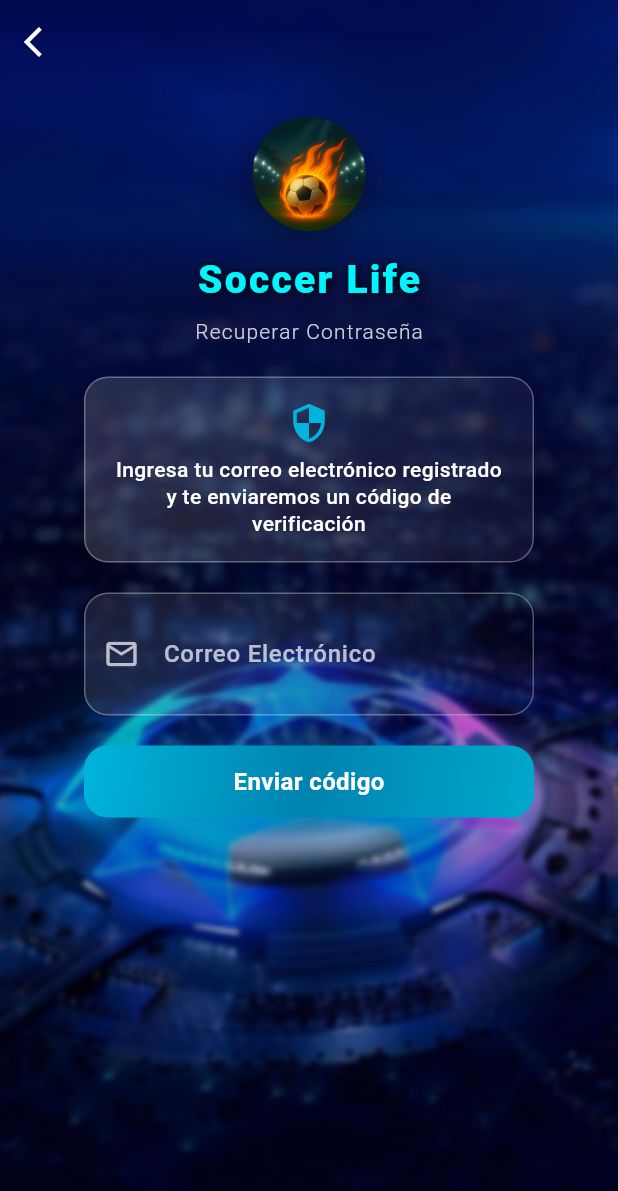
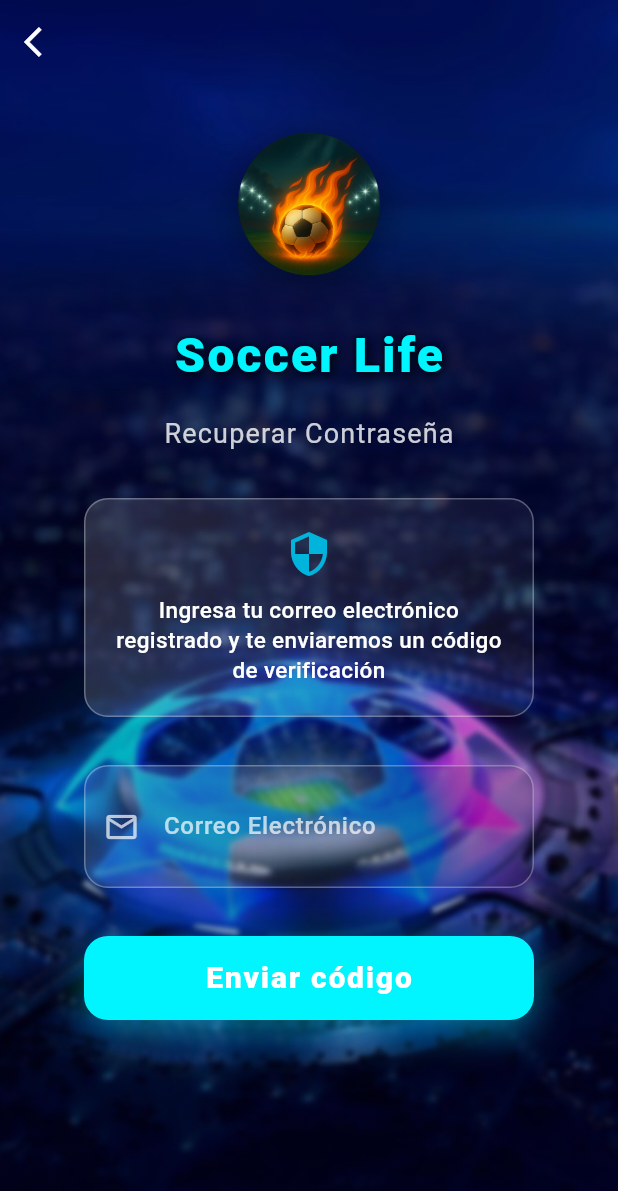
Before and after one commit to DaniielJr10/soccerlife, a Flutter app: the RecuperarPasswordPage screen opened directly, on a phone screen of 412 x 824 dp. Shown: the top 1191 px of the screen. Run offline on Flutter 3.47's test engine with Material 3 defaults, Android fonts, the phone set to English and light mode, and no system bars.

Commit message:
hasta aqui todo muy bien excelente

```diff
--- a/lib/login/recuperar.dart
+++ b/lib/login/recuperar.dart
@@ -295,12 +295,13 @@ class _RecuperarPasswordPageState extends State<RecuperarPasswordPage>
     return Column(
       mainAxisSize: MainAxisSize.min,
       children: [
-        // Logo de la aplicación
+        const SizedBox(height: 10),
+        // Logo de la aplicación (más grande)
         Container(
-          width: 80,
-          height: 80,
+          width: 100,
+          height: 100,
           decoration: BoxDecoration(
-            borderRadius: BorderRadius.circular(40),
+            borderRadius: BorderRadius.circular(50),
             boxShadow: [
               BoxShadow(
                 color: Colors.black.withValues(alpha: 0.3),
@@ -310,7 +311,7 @@ class _RecuperarPasswordPageState extends State<RecuperarPasswordPage>
             ],
           ),
           child: ClipRRect(
-            borderRadius: BorderRadius.circular(40),
+            borderRadius: BorderRadius.circular(50),
             child: Image.asset(
               'images/logo.png',
               fit: BoxFit.cover,
@@ -318,14 +319,14 @@ class _RecuperarPasswordPageState extends State<RecuperarPasswordPage>
           ),
         ),
 
-        const SizedBox(height: 12),
+        const SizedBox(height: 28),
 
-        // Título principal de la aplicación
+        // Título principal de la aplicación (más grande)
         Center(
           child: Text(
             'Soccer Life',
             style: TextStyle(
-              fontSize: 26,
+              fontSize: 32,
               fontWeight: FontWeight.w900,
               color: const Color(0xFF00f5ff),
               letterSpacing: 1.5,
@@ -345,20 +346,21 @@ class _RecuperarPasswordPageState extends State<RecuperarPasswordPage>
           ),
         ),
 
-        const SizedBox(height: 6),
+        const SizedBox(height: 16),
 
-        // Subtítulo indicando la función de la pantalla
+        // Subtítulo indicando la función de la pantalla (más grande)
         Center(
           child: Text(
             'Recuperar Contraseña',
             style: TextStyle(
-              fontSize: 14,
+              fontSize: 18,
               color: Colors.white.withValues(alpha: 0.8),
-              fontWeight: FontWeight.w300,
+              fontWeight: FontWeight.w400,
               letterSpacing: 0.8,
             ),
           ),
         ),
+        const SizedBox(height: 10),
       ],
     );
   }
@@ -444,22 +446,14 @@ class _RecuperarPasswordPageState extends State<RecuperarPasswordPage>
   }) {
     return AnimatedContainer(
       duration: const Duration(milliseconds: 200),
-      height: 48,
+      height: 56,
       width: double.infinity,
       decoration: BoxDecoration(
         borderRadius: BorderRadius.circular(16),
-        gradient: const LinearGradient(
-          begin: Alignment.topLeft,
-          end: Alignment.bottomRight,
-          colors: [
-            Color(0xFF00b4db),
-            Color(0xFF0083b0),
-            Color(0xFF00a8cc),
-          ],
-        ),
+        color: const Color(0xFF00f5ff),
         boxShadow: [
           BoxShadow(
-            color: const Color(0xFF00b4db).withValues(alpha: 0.4),
+            color: const Color(0xFF00f5ff).withOpacity(0.4),
             blurRadius: 20,
             spreadRadius: 0,
             offset: const Offset(0, 8),
@@ -472,37 +466,26 @@ class _RecuperarPasswordPageState extends State<RecuperarPasswordPage>
           onTap: onTap,
           borderRadius: BorderRadius.circular(16),
           child: Container(
-            padding: const EdgeInsets.symmetric(horizontal: 20, vertical: 12),
+            decoration: BoxDecoration(
+              borderRadius: BorderRadius.circular(16),
+            ),
             child: Center(
               child: isLoading
-                ? const Row(
-                    mainAxisAlignment: MainAxisAlignment.center,
-                    children: [
-                      SizedBox(
-                        width: 20,
-                        height: 20,
+                  ? const SizedBox(
+                      width: 24,
+                      height: 24,
                       child: CircularProgressIndicator(
+                        color: Colors.black,
                         strokeWidth: 2,
-                          valueColor: AlwaysStoppedAnimation<Color>(Colors.white),
                       ),
-                      ),
-                      SizedBox(width: 12),
-                      Text(
-                        'Enviando...',
-                        style: TextStyle(
-                          color: Colors.white,
-                          fontSize: 16,
-                          fontWeight: FontWeight.w600,
-                        ),
-                      ),
-                    ],
                     )
                   : Text(
                       text,
                       style: const TextStyle(
                         color: Colors.white,
-                      fontSize: 16,
-                      fontWeight: FontWeight.w600,
+                        fontSize: 20,
+                        fontWeight: FontWeight.w900,
+                        letterSpacing: 1.2,
                       ),
                     ),
             ),
@@ -519,10 +502,11 @@ class _RecuperarPasswordPageState extends State<RecuperarPasswordPage>
       child: Form(
         key: _formKey,
         child: Column(
+          crossAxisAlignment: CrossAxisAlignment.stretch,
           children: [
             // Explicación del proceso
             Container(
-              padding: const EdgeInsets.all(16),
+              padding: const EdgeInsets.all(20),
               decoration: BoxDecoration(
                 borderRadius: BorderRadius.circular(16),
                 border: Border.all(
@@ -541,14 +525,14 @@ class _RecuperarPasswordPageState extends State<RecuperarPasswordPage>
                   const Icon(
                     Icons.security,
                     color: Color(0xFF00b4db),
-                    size: 28,
+                    size: 32,
                   ),
-                  const SizedBox(height: 8),
+                  const SizedBox(height: 12),
                   const Text(
                     'Ingresa tu correo electrónico registrado y te enviaremos un código de verificación',
                     style: TextStyle(
                       color: Colors.white,
-                      fontSize: 14,
+                      fontSize: 15,
                       fontWeight: FontWeight.w500,
                       height: 1.3,
                     ),
@@ -558,7 +542,7 @@ class _RecuperarPasswordPageState extends State<RecuperarPasswordPage>
               ),
             ),
 
-            const SizedBox(height: 20),
+            const SizedBox(height: 32),
 
             // Campo de correo electrónico
             _buildTextField(
@@ -572,7 +556,7 @@ class _RecuperarPasswordPageState extends State<RecuperarPasswordPage>
               validator: _validateEmail,
             ),
 
-            const SizedBox(height: 20),
+            const SizedBox(height: 32),
 
             // Botón de enviar código
             _buildButton(
@@ -580,6 +564,7 @@ class _RecuperarPasswordPageState extends State<RecuperarPasswordPage>
               text: 'Enviar código',
               isLoading: _enviando,
             ),
+            const SizedBox(height: 8),
           ],
         ),
       ),
```
Lines whose indentation alone changed are shown as unchanged.
